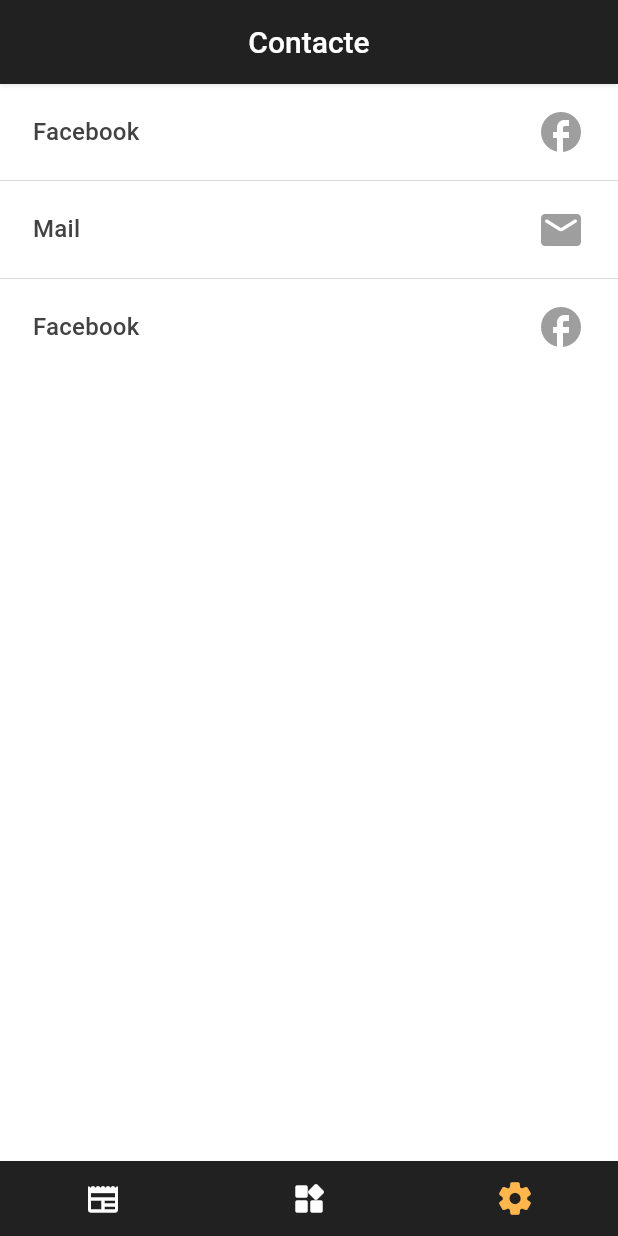
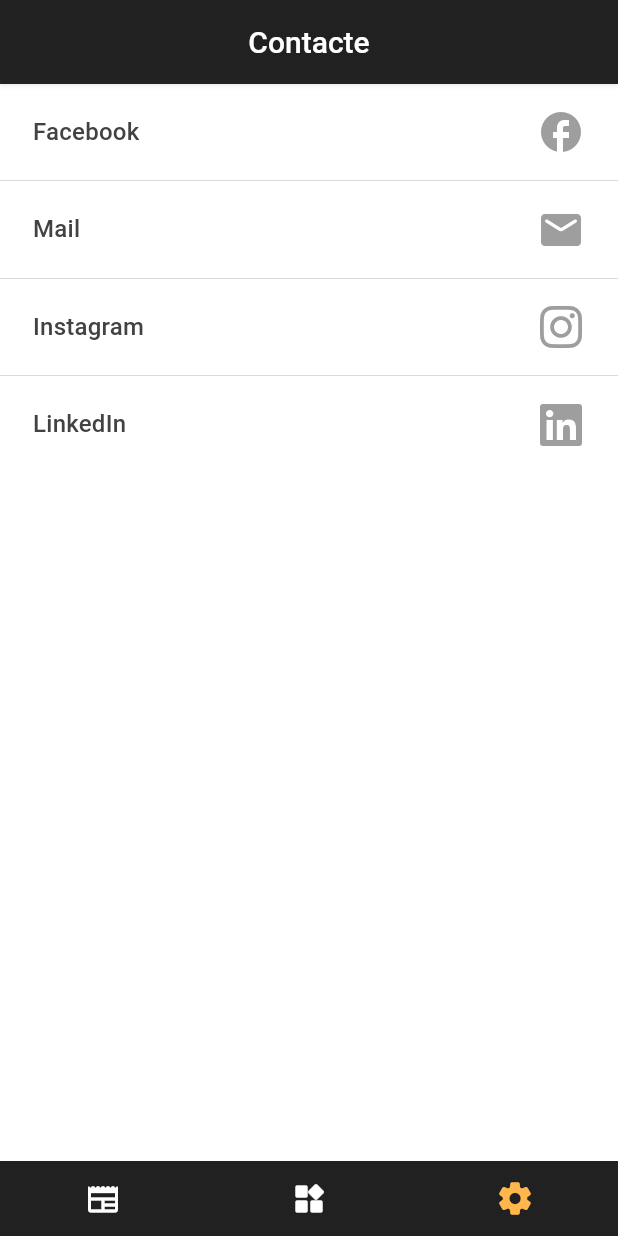
Before and after one commit to moldbee/mobile-app, a Flutter app: the ContactsScreen screen opened by its route, on a phone screen of 412 x 824 dp. Run offline on Flutter 3.47's test engine with Material 3 defaults, Android fonts, the phone set to English and light mode, and no system bars; our stand-ins replace accordion, cached_network_image, flutter_dotenv, flutter_form_builder, flutter_hooks, flutter_linkify and 8 more; missing offline and left inert: timeago_flutter, very_good_infinite_list; accounts and stored records are empty; generated files the repository leaves out were written again.

Commit message:
add contacts screen with working links

```diff
--- a/lib/features/settings/screens/contacts.dart
+++ b/lib/features/settings/screens/contacts.dart
@@ -1,5 +1,7 @@
 import 'package:flutter/material.dart';
+import 'package:font_awesome_flutter/font_awesome_flutter.dart';
 import 'package:smart_city/l10n/main.dart';
+import 'package:url_launcher/url_launcher.dart';
 
 class ContactItem {
   final String title;
@@ -20,20 +22,30 @@ class ContactsScreen extends StatelessWidget {
       ContactItem(
           title: 'Facebook',
           icon: Icons.facebook_rounded,
-          url: 'https://facebook.com'),
+          url: 'https://www.facebook.com/profile.php?id=61560856989877'),
       ContactItem(
-          title: 'Mail', icon: Icons.mail_rounded, url: 'https://facebook.com'),
+          title: 'Mail',
+          icon: Icons.mail_rounded,
+          url: 'mailto:artenngordas@gmail.com'),
       ContactItem(
-          title: 'Facebook',
-          icon: Icons.facebook_rounded,
-          url: 'https://facebook.com'),
+          title: 'Instagram',
+          icon: FontAwesomeIcons.instagram,
+          url: 'https://www.instagram.com/moldbee.md/'),
+      ContactItem(
+          title: 'LinkedIn',
+          icon: FontAwesomeIcons.linkedin,
+          url: 'https://www.linkedin.com/company/moldbee/'),
     ];
     return Scaffold(
         appBar: AppBar(title: Text(localiz.contacts)),
         body: ListView.separated(
             itemBuilder: (context, index) {
               final item = items.elementAt(index);
-              return Padding(
+              return GestureDetector(
+                onTap: () {
+                  launchUrl(Uri.parse(item.url));
+                },
+                child: Padding(
                   padding: const EdgeInsets.fromLTRB(22, 16, 22, 16),
                   child: Row(
                     crossAxisAlignment: CrossAxisAlignment.center,
@@ -52,6 +64,7 @@ class ContactsScreen extends StatelessWidget {
                       )
                     ],
                   ),
+                ),
               );
             },
             separatorBuilder: (context, index) => const Divider(
--- a/lib/main.dart
+++ b/lib/main.dart
@@ -1,3 +1,4 @@
+import 'package:flutter/foundation.dart';
 import 'package:flutter/material.dart';
 import 'package:flutter/services.dart';
 import 'package:flutter_dotenv/flutter_dotenv.dart';
@@ -12,8 +13,11 @@ import 'package:supabase_flutter/supabase_flutter.dart';
 import 'package:flutter_gen/gen_l10n/app_localizations.dart';
 
 void main() async {
-  // await dotenv.load(fileName: ".env.prod");
-  await dotenv.load(fileName: '.env.dev');
+  if (kDebugMode) {
+    await dotenv.load(fileName: '.env.dev');
+  } else {
+    await dotenv.load(fileName: ".env.prod");
+  }
   WidgetsFlutterBinding.ensureInitialized();
   await Supabase.initialize(
     url: dotenv.env['SUPABASE_URL']!,
--- a/pubspec.yaml
+++ b/pubspec.yaml
@@ -57,7 +57,7 @@ dependencies:
   flutter_launcher_icons: 0.13.1
   flutter_svg: ^2.0.10+1
   flutter_hooks: ^0.20.5
-  font_awesome_flutter: ^10.5.0
+  font_awesome_flutter: ^10.7.0
   url_launcher: ^6.1.14
   supabase_flutter: ^2.5.5
   timeago: ^3.5.0
```
Also changed, not shown: 1 other file. Lines whose indentation alone changed are shown as unchanged.
